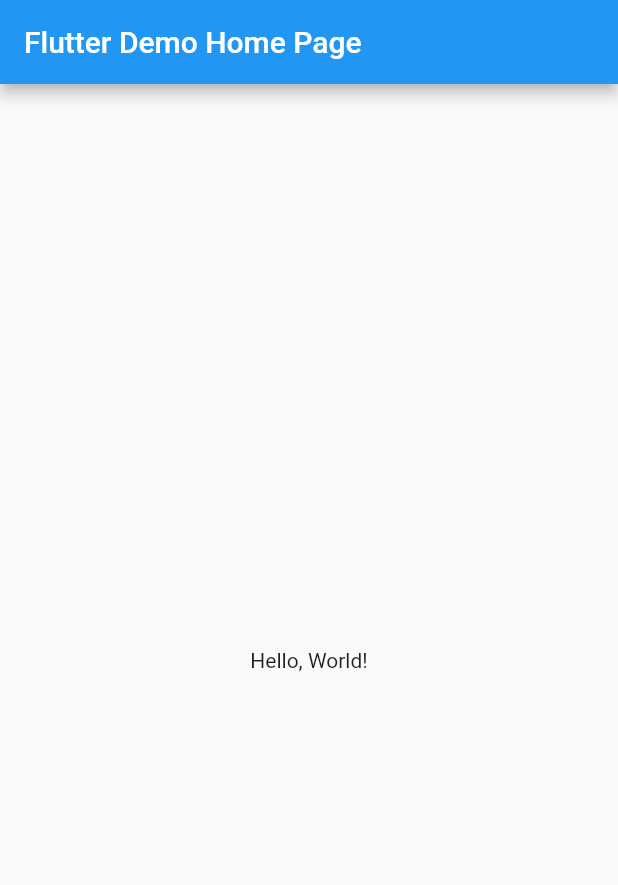
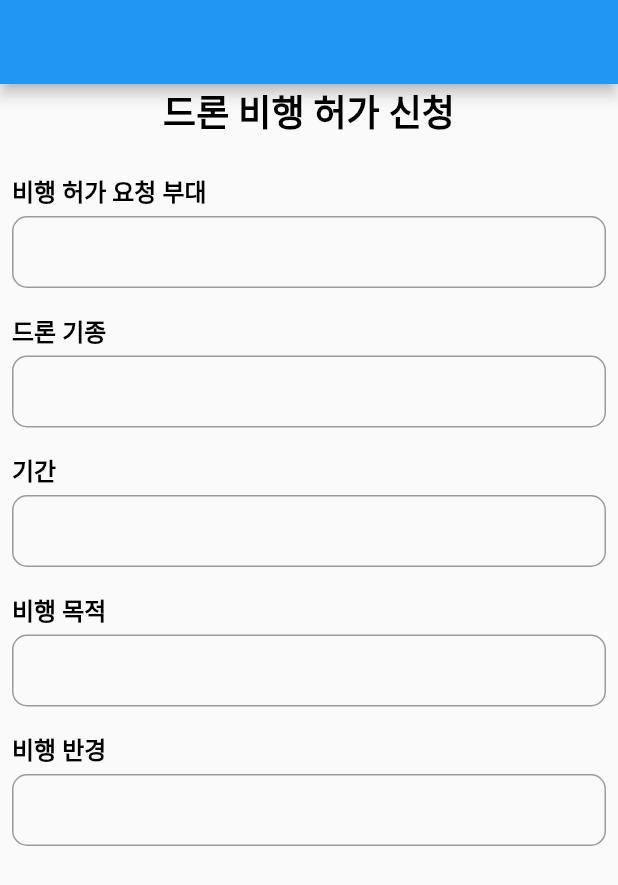
Before and after one commit to osamhack2022/WEB_APP_DroneTheBeat_DroneTheBeat, a Flutter app: the screen it shows after launch, on a phone screen of 412 x 824 dp. Shown: the top 885 px of the screen. Run offline on Flutter 3.47's test engine with Material 2 defaults, Android fonts, the phone set to English and light mode, and no system bars.

Commit message:
비행 허가 신청 양식 추가

```diff
--- /dev/null
+++ b/lib/components/custom_text_field.dart
@@ -0,0 +1,45 @@
+import 'package:flutter/material.dart';
+import 'package:helloworld/styles.dart';
+
+class CustomTextField extends StatelessWidget {
+  final prefixText;
+  final hintText;
+
+  const CustomTextField({required this.prefixText, required this.hintText});
+
+  @override
+  Widget build(BuildContext context) {
+    return Padding(
+      padding: const EdgeInsets.all(8.0),
+      child: Column(
+        children: [
+          Align(
+            alignment: Alignment.centerLeft,
+            child: Text(
+              prefixText,
+              style: overLine(),
+            ),
+          ),
+          SizedBox(height: 5),
+          TextFormField(
+            textAlignVertical: TextAlignVertical.center,
+            decoration: InputDecoration(
+              contentPadding: EdgeInsets.only(top: 10, left: 20, bottom: 10),
+              hintText: hintText,
+              border: OutlineInputBorder(
+                borderRadius: BorderRadius.circular(10),
+              ),
+              focusedBorder: OutlineInputBorder(
+                borderRadius: BorderRadius.circular(10),
+                borderSide: BorderSide(
+                  color: Colors.black,
+                  width: 2,
+                ),
+              ),
+            ),
+          ),
+        ],
+      ),
+    );
+  }
+}
--- a/lib/main.dart
+++ b/lib/main.dart
@@ -1,41 +1,14 @@
 import 'package:flutter/material.dart';
+import 'package:helloworld/pages/flight_request_page.dart';
 
 void main() => runApp(MyApp());
 
 class MyApp extends StatelessWidget {
-  // This widget is the root of your application.
   @override
   Widget build(BuildContext context) {
     return MaterialApp(
-      // Application name
-      title: 'Flutter Hello World',
-      // Application theme data, you can set the colors for the application as
-      // you want
-      theme: ThemeData(
-        primarySwatch: Colors.blue,
-      ),
-      // A widget which will be started on application startup
-      home: MyHomePage(title: 'Flutter Demo Home Page'),
+      debugShowCheckedModeBanner: false,
+      home: FlightRequestPage(),
     );
   }
 }
-
-class MyHomePage extends StatelessWidget {
-  final String title;
-  const MyHomePage({Key? key, required this.title}) : super(key: key);
-
-  @override
-  Widget build(BuildContext context) {
-    return Scaffold(
-      appBar: AppBar(
-        // The title text which will be shown on the action bar
-        title: Text(title),
-      ),
-      body: Center(
-        child: Text(
-          'Hello, World!',
-        ),
-      ),
-    );
-  }
-}
--- /dev/null
+++ b/lib/pages/flight_request_page.dart
@@ -0,0 +1,27 @@
+import 'package:flutter/material.dart';
+import 'package:helloworld/components/custom_text_field.dart';
+import 'package:helloworld/styles.dart';
+
+class FlightRequestPage extends StatelessWidget {
+  @override
+  Widget build(BuildContext context) {
+    return Scaffold(
+      appBar: AppBar(),
+      body: ListView(
+        children: [
+          Text(
+            "드론 비행 허가 신청",
+            style: h5(),
+            textAlign: TextAlign.center,
+          ),
+          SizedBox(height: 15),
+          CustomTextField(prefixText: "비행 허가 요청 부대", hintText: ""),
+          CustomTextField(prefixText: "드론 기종", hintText: ""),
+          CustomTextField(prefixText: "기간", hintText: ""),
+          CustomTextField(prefixText: "비행 목적", hintText: ""),
+          CustomTextField(prefixText: "비행 반경", hintText: ""),
+        ],
+      ),
+    );
+  }
+}
--- /dev/null
+++ b/lib/styles.dart
@@ -0,0 +1,25 @@
+import 'package:flutter/material.dart';
+
+TextStyle h4({Color mColor = Colors.black}) {
+  return TextStyle(fontSize: 34, fontWeight: FontWeight.bold, color: mColor);
+}
+
+TextStyle h5({Color mColor = Colors.black}) {
+  return TextStyle(fontSize: 24, fontWeight: FontWeight.bold, color: mColor);
+}
+
+TextStyle subtitle1({Color mColor = Colors.black}) {
+  return TextStyle(fontSize: 16, fontWeight: FontWeight.bold, color: mColor);
+}
+
+TextStyle subtitle2({Color mColor = Colors.black}) {
+  return TextStyle(fontSize: 14, fontWeight: FontWeight.bold, color: mColor);
+}
+
+TextStyle overLine({Color mColor = Colors.black}) {
+  return TextStyle(fontSize: 16, fontWeight: FontWeight.bold, color: mColor);
+}
+
+TextStyle body1({Color mColor = Colors.black}) {
+  return TextStyle(fontSize: 16, color: mColor);
+}
```
